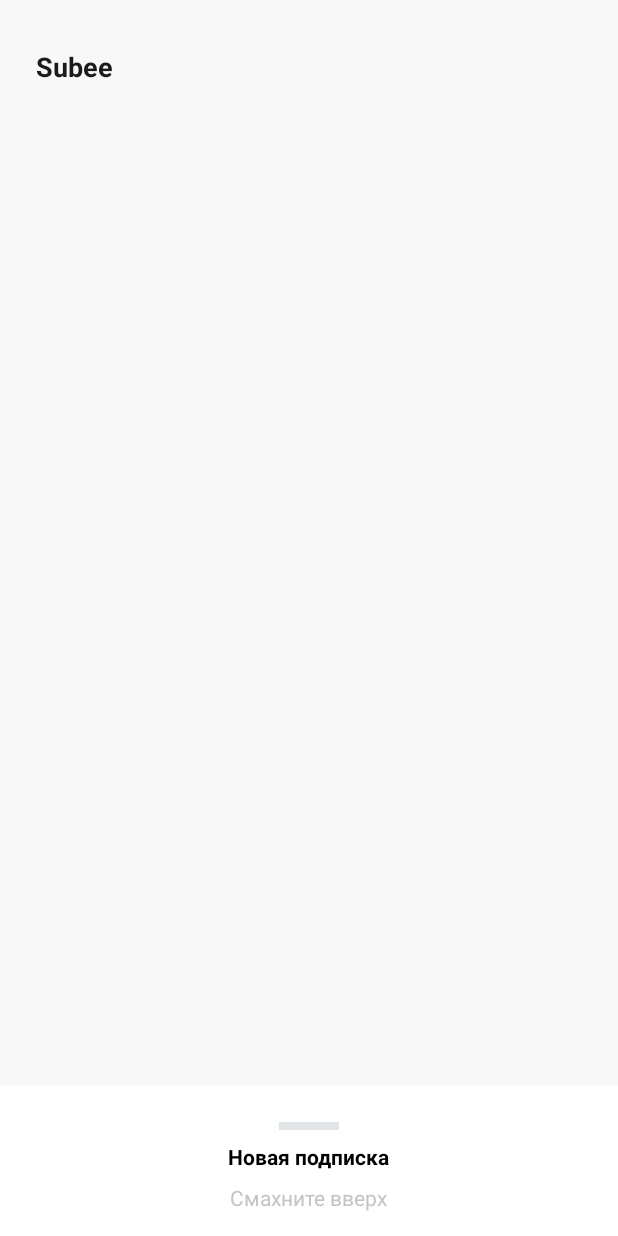
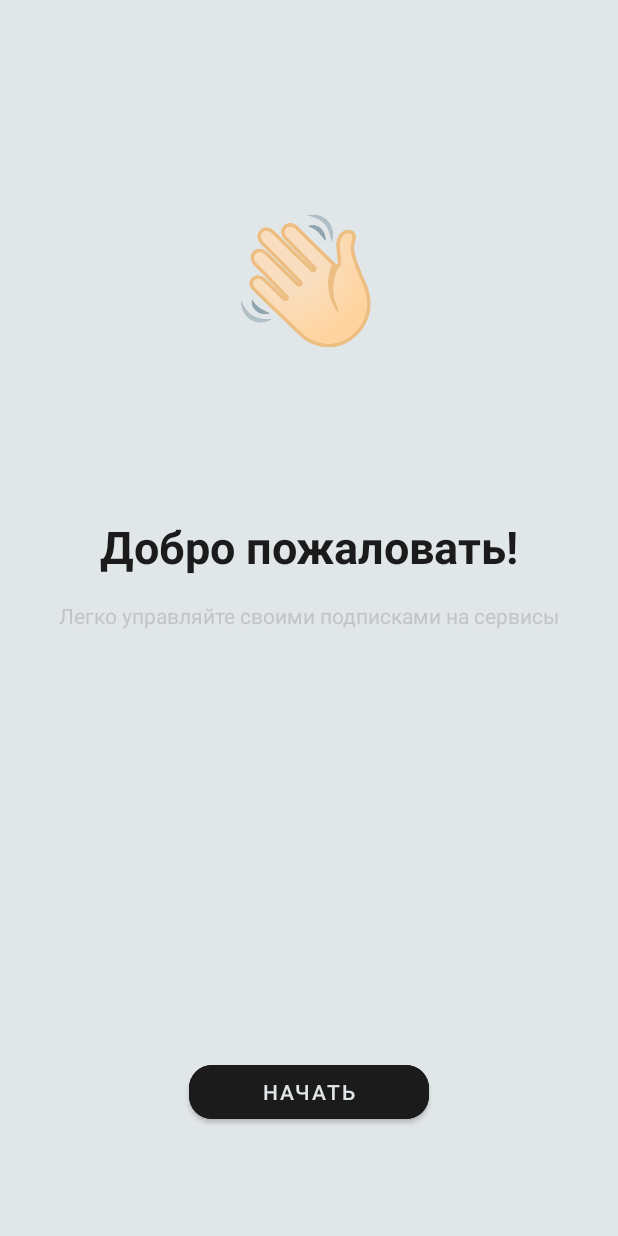
Before and after one commit to skreep1/SubeeApp, an Android app: the screen it shows after launch (MainActivity), on a phone screen of 412 x 824 dp. Run offline under Robolectric (Android 15) with nearby library versions, the phone set to English and light mode, and no system bars.

Commit message:
1. Добавлен стартовый фрагмент 2. Исправлены ошибки

```diff
--- a/app/src/main/java/com/skreep/subeeapp/fragments/list/ListFragment.kt
+++ b/app/src/main/java/com/skreep/subeeapp/fragments/list/ListFragment.kt
@@ -20,7 +20,6 @@ import kotlinx.android.synthetic.main.item_bottom.*
 class ListFragment : Fragment() {
 
     private lateinit var mSubViewModel: SubViewModel
-    private lateinit var listBinding: FragmentListBinding
 
     override fun onCreateView(
         inflater: LayoutInflater, container: ViewGroup?,
@@ -31,16 +30,6 @@ class ListFragment : Fragment() {
         view.button_add.setOnClickListener {
             insertDataToDatabase()
         }
-
-
-
-//        val modalBottomSheet = BottomFragment()
-//        modalBottomSheet.show(supportFragmentManager, BottomFragment.TAG)
-
-//
-//       view.cord.setOnClickListener {
-//           Toast.makeText(requireContext(), "Подписка добавлена", Toast.LENGTH_LONG).show()
-//       }
 
 
         //добавить меню
@@ -91,5 +80,4 @@ class ListFragment : Fragment() {
     }
 
 
-
 }
--- /dev/null
+++ b/app/src/main/java/com/skreep/subeeapp/fragments/start/GetStartFragment.kt
@@ -0,0 +1,63 @@
+package com.skreep.subeeapp.fragments.start
+
+import android.content.Context
+import android.content.Intent
+import android.os.Bundle
+import androidx.fragment.app.Fragment
+import android.view.LayoutInflater
+import android.view.View
+import android.view.ViewGroup
+import androidx.navigation.findNavController
+import androidx.navigation.fragment.findNavController
+import com.skreep.subeeapp.R
+import com.skreep.subeeapp.databinding.FragmentGetStartBinding
+import com.skreep.subeeapp.fragments.list.ListFragment
+import kotlinx.android.synthetic.main.fragment_get_start.view.*
+
+private const val SHARED_PREFS_NAME = "shared_prefs_name"
+
+class GetStartFragment : Fragment() {
+
+    private lateinit var getStartBinding: FragmentGetStartBinding
+
+
+    override fun onCreateView(
+        inflater: LayoutInflater, container: ViewGroup?,
+        savedInstanceState: Bundle?
+    ): View? {
+        // Inflate the layout for this fragment
+        val view = inflater.inflate(R.layout.fragment_get_start, container, false)
+
+        view.get_start_button.setOnClickListener {
+            findNavController().navigate(R.id.action_getStartFragment_to_listFragment)
+        }
+
+
+        return view
+
+
+    }
+
+    override fun onResume() {
+        super.onResume()
+
+        val sharedPref = activity?.getPreferences(
+            Context.MODE_PRIVATE
+        ) ?: return
+
+        val first = sharedPref.getString(SHARED_PREFS_NAME, "")
+
+        if (first.equals("yes")) {
+
+            findNavController().navigate(R.id.action_getStartFragment_to_listFragment)
+
+
+        } else {
+            val editor = sharedPref.edit();
+            editor.putString(SHARED_PREFS_NAME, "yes");
+            editor.apply();
+        }
+    }
+
+
+}
--- /dev/null
+++ b/app/src/main/res/layout/fragment_get_start.xml
@@ -0,0 +1,71 @@
+<?xml version="1.0" encoding="utf-8"?>
+<androidx.constraintlayout.widget.ConstraintLayout xmlns:android="http://schemas.android.com/apk/res/android"
+    xmlns:app="http://schemas.android.com/apk/res-auto"
+    xmlns:tools="http://schemas.android.com/tools"
+    android:layout_width="match_parent"
+    android:layout_height="match_parent"
+    android:background="@color/background_two"
+    tools:context=".fragments.start.GetStartFragment">
+
+
+    <ImageView
+        android:id="@+id/imageView"
+        android:layout_width="100dp"
+        android:layout_height="100dp"
+        android:layout_marginTop="140dp"
+        android:src="@drawable/waving_img"
+        app:layout_constraintEnd_toEndOf="parent"
+        app:layout_constraintHorizontal_bias="0.498"
+        app:layout_constraintStart_toStartOf="parent"
+        app:layout_constraintTop_toTopOf="parent"
+        tools:ignore="MissingConstraints">
+
+    </ImageView>
+
+    <com.google.android.material.textview.MaterialTextView
+        android:id="@+id/materialTextView2"
+        android:layout_width="wrap_content"
+        android:layout_height="wrap_content"
+        android:layout_marginTop="104dp"
+        android:text="@string/text_welcome"
+        android:textColor="@color/dark_color"
+        android:textSize="30sp"
+        android:textStyle="bold"
+        app:layout_constraintEnd_toEndOf="parent"
+        app:layout_constraintStart_toStartOf="parent"
+        app:layout_constraintTop_toBottomOf="@+id/imageView"
+        tools:ignore="MissingConstraints">
+
+    </com.google.android.material.textview.MaterialTextView>
+
+    <com.google.android.material.textview.MaterialTextView
+        android:layout_width="wrap_content"
+        android:layout_height="wrap_content"
+        android:layout_marginTop="16dp"
+        android:text="@string/text_description_start"
+
+        android:textColor="@color/gray_color"
+        app:layout_constraintEnd_toEndOf="parent"
+        app:layout_constraintStart_toStartOf="parent"
+        app:layout_constraintTop_toBottomOf="@+id/materialTextView2"
+        tools:ignore="MissingConstraints">
+
+    </com.google.android.material.textview.MaterialTextView>
+
+    <com.google.android.material.button.MaterialButton
+        android:id="@+id/get_start_button"
+        android:layout_width="160dp"
+        android:layout_height="wrap_content"
+        android:layout_marginStart="32dp"
+        android:layout_marginEnd="32dp"
+        android:layout_marginBottom="72dp"
+        android:backgroundTint="@color/dark_color"
+        android:text="@string/button_get"
+        android:textColor="@color/background_two"
+        app:cornerRadius="15dp"
+        app:layout_constraintBottom_toBottomOf="parent"
+        app:layout_constraintEnd_toEndOf="parent"
+        app:layout_constraintStart_toStartOf="parent" />
+
+
+</androidx.constraintlayout.widget.ConstraintLayout>
--- a/app/src/main/res/layout/fragment_list.xml
+++ b/app/src/main/res/layout/fragment_list.xml
@@ -45,7 +45,7 @@
         android:id="@+id/recycler"
         android:layout_width="match_parent"
         android:layout_height="match_parent"
-        android:layout_marginTop="120dp"
+        android:layout_marginTop="90dp"
         app:layout_constraintBottom_toBottomOf="parent"
         app:layout_constraintEnd_toEndOf="parent"
         app:layout_constraintStart_toStartOf="parent"
@@ -155,13 +155,13 @@
 
             <com.google.android.material.button.MaterialButton
                 android:id="@+id/button_add"
-                android:layout_width="200dp"
+                android:layout_width="160dp"
                 android:layout_height="wrap_content"
                 android:layout_marginTop="72dp"
                 android:backgroundTint="@color/dark_color"
                 android:text="@string/button_add"
                 android:textColor="@color/background_two"
-                app:cornerRadius="0dp"
+                app:cornerRadius="15dp"
                 app:layout_constraintEnd_toEndOf="parent"
                 app:layout_constraintHorizontal_bias="0.497"
                 app:layout_constraintStart_toStartOf="parent"
--- a/app/src/main/res/layout/fragment_update.xml
+++ b/app/src/main/res/layout/fragment_update.xml
@@ -78,7 +78,7 @@
 
     <com.google.android.material.button.MaterialButton
         android:id="@+id/button_update"
-        android:layout_width="wrap_content"
+        android:layout_width="160dp"
         android:layout_height="wrap_content"
         android:layout_marginStart="32dp"
         android:layout_marginTop="64dp"
@@ -86,7 +86,7 @@
         android:backgroundTint="@color/dark_color"
         android:text="@string/button_update"
         android:textColor="@color/background_two"
-        app:cornerRadius="0dp"
+        app:cornerRadius="15dp"
         app:layout_constraintEnd_toEndOf="parent"
         app:layout_constraintStart_toStartOf="parent"
         app:layout_constraintTop_toBottomOf="@+id/updatePrice_et" />
--- a/app/src/main/res/navigation/my_nav.xml
+++ b/app/src/main/res/navigation/my_nav.xml
@@ -3,7 +3,7 @@
     xmlns:app="http://schemas.android.com/apk/res-auto"
     xmlns:tools="http://schemas.android.com/tools"
     android:id="@+id/my_nav"
-    app:startDestination="@id/listFragment">
+    app:startDestination="@id/getStartFragment">
 
     <fragment
         android:id="@+id/listFragment"
@@ -41,4 +41,13 @@
             android:name="currentSub"
             app:argType="com.skreep.subeeapp.model.Subscription" />
     </fragment>
+    <fragment
+        android:id="@+id/getStartFragment"
+        android:name="com.skreep.subeeapp.fragments.start.GetStartFragment"
+        android:label="fragment_get_start"
+        tools:layout="@layout/fragment_get_start" >
+        <action
+            android:id="@+id/action_getStartFragment_to_listFragment"
+            app:destination="@id/listFragment" />
+    </fragment>
 </navigation>
--- a/app/src/main/res/values/strings.xml
+++ b/app/src/main/res/values/strings.xml
@@ -11,6 +11,9 @@
     <string name="swipe_up">Cмахните вверх</string>
     <string name="new_subscribe">Новая подписка</string>
     <string name="button_delete">Удалить</string>
+    <string name="button_get">Начать</string>
+    <string name="text_welcome">Добро пожаловать!</string>
+    <string name="text_description_start">Легко управляйте своими подписками на сервисы</string>
 
 
 
--- a/app/src/main/res/values/themes.xml
+++ b/app/src/main/res/values/themes.xml
@@ -13,6 +13,9 @@
         <item name="android:statusBarColor" tools:targetApi="l">?attr/colorPrimaryVariant</item>
         <!-- Customize your theme here. -->
 
+        <item name="android:windowFullscreen">true</item>
+        <item name="android:forceDarkAllowed" tools:targetApi="q">false</item>
+
     </style>
 
     <style name="Theme.SubeeApp.NoActionBar">
@@ -23,6 +26,7 @@
     <style name="Theme.SubeeApp.AppBarOverlay" parent="ThemeOverlay.AppCompat.Dark.ActionBar" />
 
     <style name="Theme.SubeeApp.PopupOverlay" parent="ThemeOverlay.AppCompat.Light" />
+
     <style name="MyBottomSheetDialogTheme" parent="Theme.Design.Light.BottomSheetDialog">
         <item name="bottomSheetStyle">@style/MYBottomSheetStyle</item>
     </style>
```
Also changed, not shown: app/src/main/res/drawable/waving_img.png (added), 2 other files.
